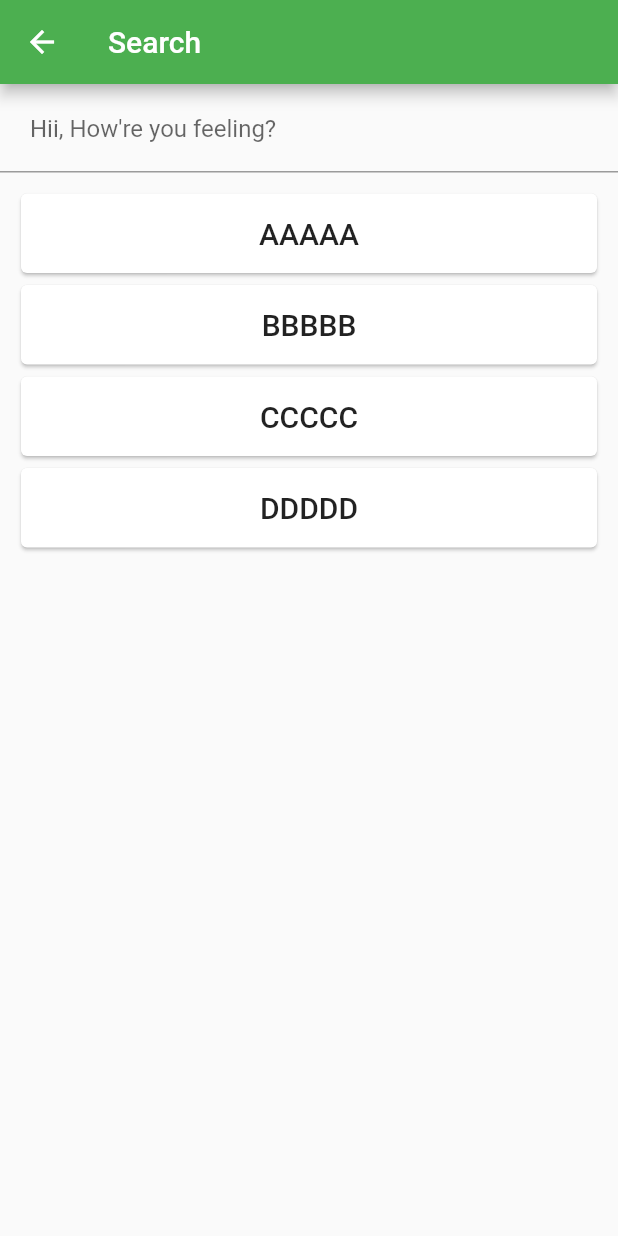
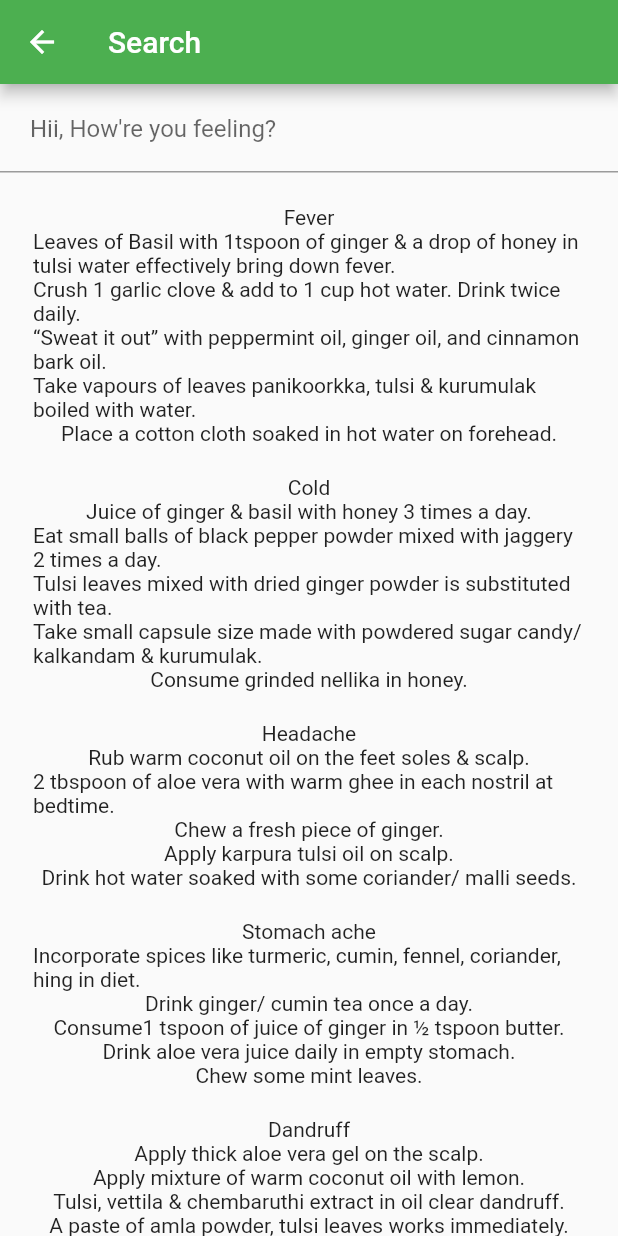
Before and after one commit to GokulDas027/Plant-Identifier, a Flutter app: the screen it shows after launch, after a tap on "Search", on a phone screen of 412 x 824 dp. Run offline on Flutter 3.47's test engine with Material 2 defaults, Android fonts, the phone set to English and light mode, and no system bars; our stand-ins replace camera; missing offline and left inert: tflite.

Commit message:
disease model and future builder sett

```diff
--- a/assets/data/diseaseinfo.json
+++ b/assets/data/diseaseinfo.json
@@ -1,5 +1,5 @@
 {
-	"disease":[
+	"diseases":[
 		{
 			"id": "1",
 			"name": "Fever",
--- a/lib/models/disease_model.dart
+++ b/lib/models/disease_model.dart
@@ -1,20 +1,40 @@
 import 'dart:convert';
+import 'package:flutter/services.dart';
 
 class Disease {
-  final int id;
+  final String id;
   final String name;
-  final String description;
+  final String point1;
+  final String point2;
+  final String point3;
+  final String point4;
+  final String point5;
 
-  Disease({this.id, this.name, this.description});
+  Disease(
+      {this.id,
+      this.name,
+      this.point1,
+      this.point2,
+      this.point3,
+      this.point4,
+      this.point5});
 
   factory Disease.fromJson(Map<String, dynamic> json) => Disease(
-    id: json["id"],
-    name: json["name"],
-    description: json["description"],
-  );
+        id: json["id"],
+        name: json["name"],
+        point1: json["point1"],
+        point2: json["point2"],
+        point3: json["point3"],
+        point4: json["point4"],
+        point5: json["point5"],
+      );
 }
 
 List<Disease> diseaseListFromJson(String str) {
-  final jsonData = json.decode(str);
-  return new List<Disease>.from(jsonData.map((x) => Disease.fromJson(x)));
+  final jsonData = json.decode(str)['diseases'];
+  return List<Disease>.from(jsonData.map((x) => Disease.fromJson(x)));
 }
+
+Future<List<Disease>> getDiseaseList() async{
+  return diseaseListFromJson(await rootBundle.loadString('assets/data/diseaseinfo.json'));
+}
--- a/lib/screen/search.dart
+++ b/lib/screen/search.dart
@@ -1,5 +1,6 @@
 import 'package:flutter/material.dart';
-import 'package:folium_snap/screen/plant_profile.dart';
+import 'package:folium_snap/models/disease_model.dart';
+// import 'package:folium_snap/screen/plant_profile.dart';
 
 class PlantSearch extends StatefulWidget {
   PlantSearch({Key key}) : super(key: key);
@@ -9,13 +10,13 @@ class PlantSearch extends StatefulWidget {
 }
 
 class _PlantSearchState extends State<PlantSearch> {
-  List<String> entries = <String>['AAAAA', 'BBBBB', 'CCCCC', 'DDDDD'];
-  List<String> filterEntries = List();
+  Future<List<Disease>> diseaseList = getDiseaseList();
+  Future<List<Disease>> filterDiseaseList;
 
   @override
   void initState() {
     super.initState();
-    filterEntries = entries;
+    filterDiseaseList = diseaseList;
   }
 
   @override
@@ -26,47 +27,45 @@ class _PlantSearchState extends State<PlantSearch> {
         child: Column(
           children: <Widget>[
             TextField(
+              textCapitalization: TextCapitalization.sentences,
               decoration: InputDecoration(
                 contentPadding: EdgeInsets.all(20),
                 hintText: "Hii, How're you feeling?",
               ),
-              onChanged: (string) {
-                setState(() {
-                  filterEntries = entries
-                      .where((u) =>
-                          (u.toLowerCase().contains(string.toLowerCase())))
-                      .toList();
-                });
-              },
+              // onChanged: (string) {
+              //   setState(() {
+              //     filterDiseaseList = diseaseList
+              //         .where((u) =>
+              //             (u.name.toLowerCase().contains(string.toLowerCase())))
+              //         .toList();
+              //   });
+              // },
             ),
             Expanded(
-              child: ListView.builder(
-                padding: const EdgeInsets.all(10),
-                itemCount: filterEntries.length,
-                itemBuilder: (BuildContext context, int index) {
-                  return Card(
-                    child: FlatButton(
-                      onPressed: () {
-                        Navigator.push(
-                          context,
-                          MaterialPageRoute(
-                            builder: (context) => PlantProfile(
-                              title: filterEntries[index],
-                            ),
-                          ),
-                        );
-                      },
-                      splashColor: Colors.greenAccent,
-                      child: Padding(
-                        padding: const EdgeInsets.all(15),
-                        child: Center(
-                          child: Text(
-                            '${filterEntries[index]}',
-                            style: TextStyle(fontSize: 20),
-                          ),
+              child: FutureBuilder(
+                future: filterDiseaseList,
+                builder: (context, snapshot) {
+                  var diseases = snapshot.data ?? [];
+                  print(diseases);
+                  return ListView.builder(
+                    padding: const EdgeInsets.all(12),
+                    itemCount: diseases.length,
+                    itemBuilder: (BuildContext context, int index) {
+                      Disease disease = diseases[index];
+                      return Container(
+                        padding: EdgeInsets.all(10),
+                        child: Column(
+                          children: <Widget>[
+                            Text(disease.name),
+                            Text(disease.point1),
+                            Text(disease.point2),
+                            Text(disease.point3),
+                            Text(disease.point4),
+                            Text(disease.point5),
+                          ],
                         ),
-                      ),
-                    ),
+                      );
+                    }
                   );
                 },
               ),
--- a/pubspec.yaml
+++ b/pubspec.yaml
@@ -47,6 +47,7 @@ flutter:
     - assets/tflite/mobilenetv2_leaf1.tflite
     - assets/tflite/mobilenetv2_leaf1.txt
     - assets/data/plants.json
+    - assets/data/diseaseinfo.json
     - assets/images/launcher_icon.png
 
   # An image asset can refer to one or more resolution-specific "variants", see
```
